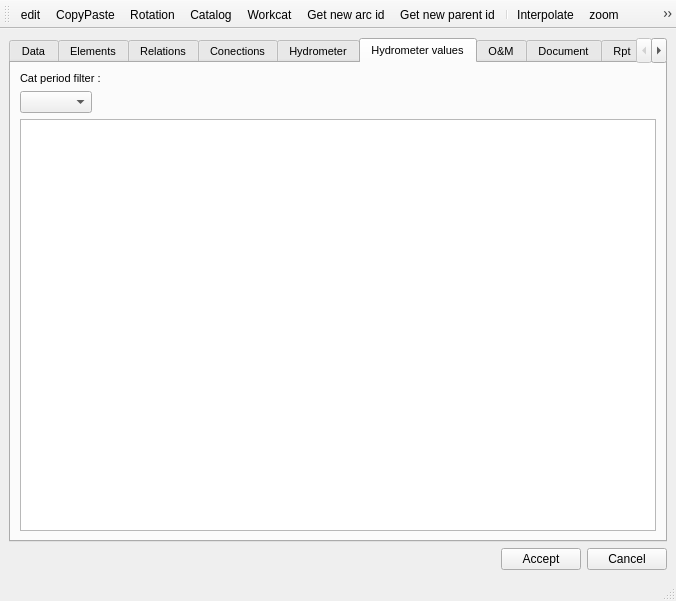
This is ui/api_cf.ui in Giswater/giswater_qgis_plugin as Qt 5 draws it before an edit. The edited form follows.
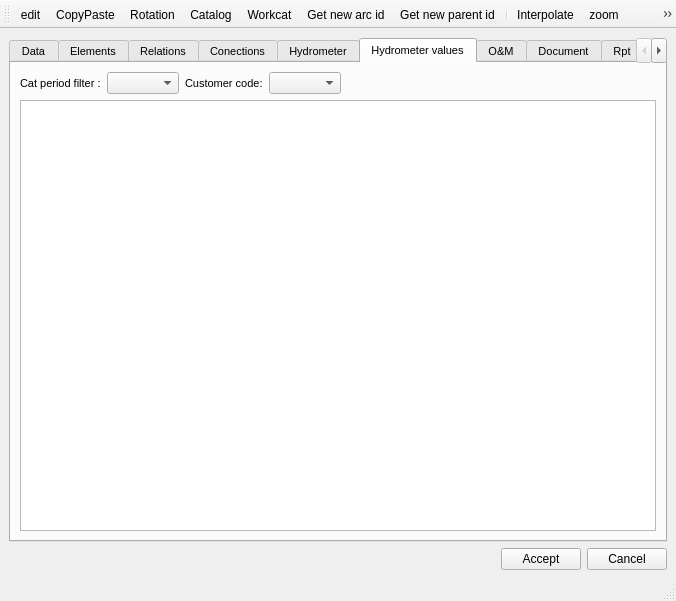
This is the edited form. The open tabs and pages were chosen to show the change. Icons and pictures are not drawn.

Commit message: add QComboBox for manage customer_codes

What changed in the file:
```diff
--- a/ui/api_cf.ui
+++ b/ui/api_cf.ui
@@ -72,8 +72,8 @@
             <rect>
              <x>0</x>
              <y>0</y>
-             <width>634</width>
-             <height>382</height>
+             <width>100</width>
+             <height>30</height>
             </rect>
            </property>
            <attribute name="label">
@@ -347,25 +347,28 @@
         <string>Hydrometer values</string>
        </attribute>
        <layout class="QGridLayout" name="gridLayout_6">
-        <item row="0" column="0">
-         <widget class="QLabel" name="label_12">
-          <property name="text">
-           <string>Cat period filter :</string>
-          </property>
-         </widget>
-        </item>
-        <item row="2" column="0">
-         <widget class="QTableView" name="tbl_hydrometer_value">
-          <property name="sortingEnabled">
-           <bool>true</bool>
-          </property>
-         </widget>
-        </item>
         <item row="1" column="0">
          <layout class="QHBoxLayout" name="horizontalLayout_7">
+          <item>
+           <widget class="QLabel" name="label_12">
+            <property name="text">
+             <string>Cat period filter :</string>
+            </property>
+           </widget>
+          </item>
           <item>
            <widget class="QComboBox" name="cmb_cat_period_id_filter"/>
           </item>
+          <item>
+           <widget class="QLabel" name="lbl_cus_code">
+            <property name="text">
+             <string>Customer code:</string>
+            </property>
+           </widget>
+          </item>
+          <item>
+           <widget class="QComboBox" name="cmb_hyd_customer_code"/>
+          </item>
           <item>
            <spacer name="horizontalSpacer_4">
             <property name="orientation">
@@ -381,6 +384,13 @@
           </item>
          </layout>
         </item>
+        <item row="2" column="0">
+         <widget class="QTableView" name="tbl_hydrometer_value">
+          <property name="sortingEnabled">
+           <bool>true</bool>
+          </property>
+         </widget>
+        </item>
        </layout>
       </widget>
       <widget class="QWidget" name="tab_om">
```
The commit also changes 1 other file.
